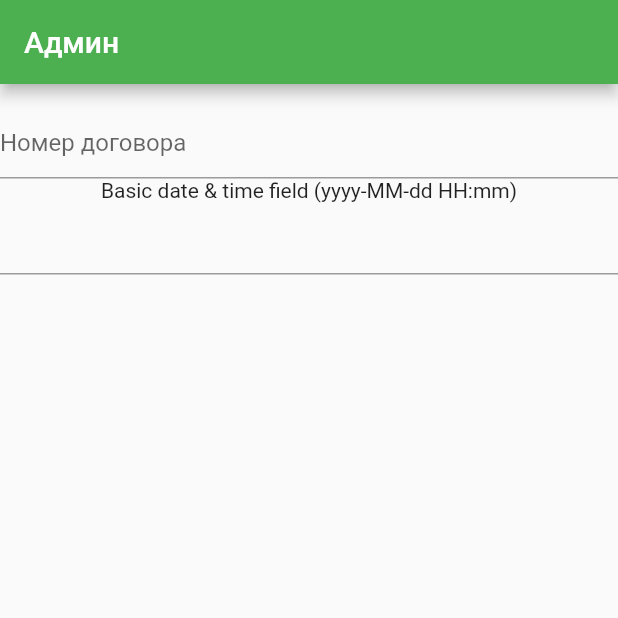
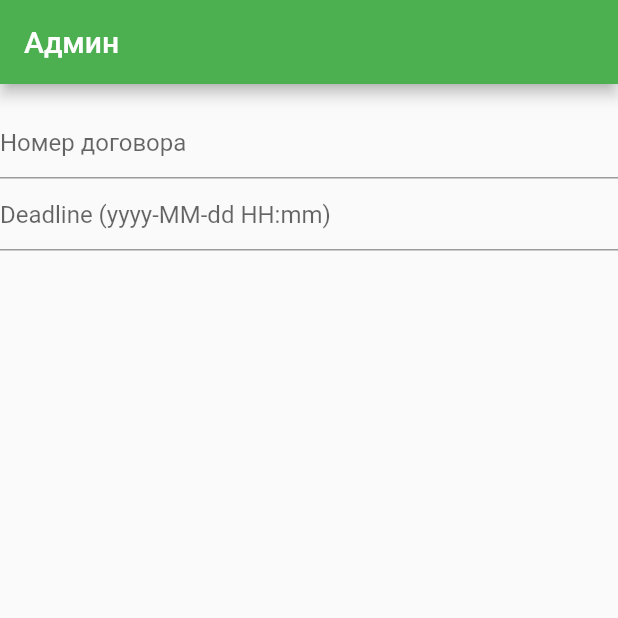
Before and after one commit to Lightbpk/worktracker, a Flutter app: the screen it shows once a user with an empty profile is signed in, on a phone screen of 412 x 824 dp, the top half of it. Run offline on Flutter 3.47's test engine with Material 2 defaults, Android fonts, the phone set to English and light mode, and no system bars; drawn by our look-alikes of datetime_picker_formfield; our stand-ins replace firebase_auth, firebase_core, firebase_database, fluttertoast; accounts and stored records are empty.

Commit message:
dateInputformate

```diff
--- a/lib/Pages/admin-page.dart
+++ b/lib/Pages/admin-page.dart
@@ -45,9 +45,9 @@ class BasicDateTimeField extends StatelessWidget {
   @override
   Widget build(BuildContext context) {
     return Column(children: <Widget>[
-      Text('Basic date & time field (${format.pattern})'),
       DateTimeField(
         format: format,
+        decoration: InputDecoration(hintText: "Deadline (${format.pattern})"),
         onShowPicker: (context, currentValue) async {
           final date = await showDatePicker(
               context: context,
```
